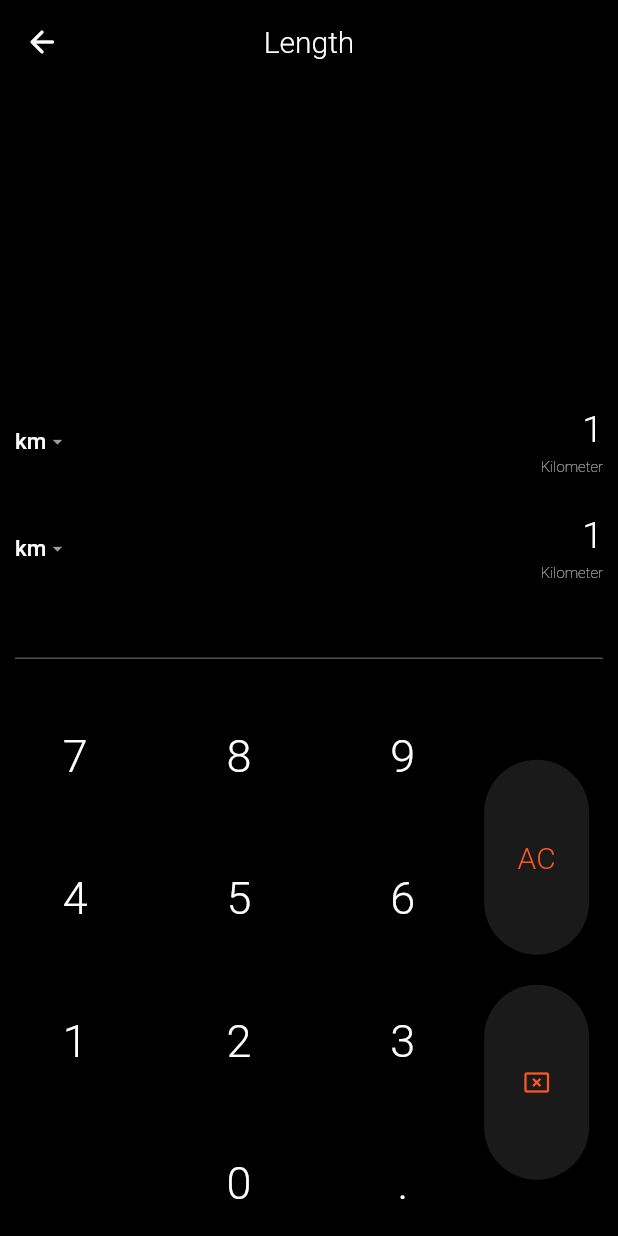
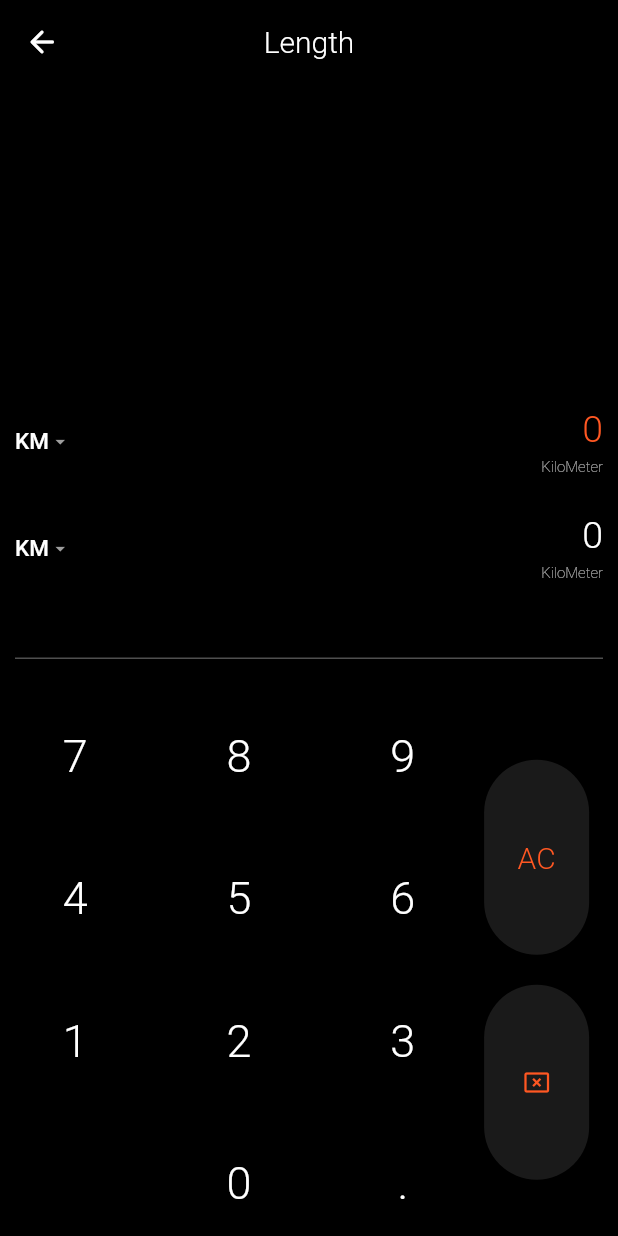
Before and after one commit to GunasekarnRagul/Unit_Calculator_App, a Flutter app: the screen it shows after launch, after a tap on the "cancel presentation" icon, on a phone screen of 412 x 824 dp. Run offline on Flutter 3.47's test engine with Material 3 defaults, Android fonts, the phone set to English and light mode, and no system bars; our stand-ins replace get, google_fonts; missing offline and left inert: bottom_picker; Roboto replaces fonts that are missing (Ubuntu).

Commit message:
some Changes

```diff
--- a/lib/cal_properties/Length.dart
+++ b/lib/cal_properties/Length.dart
@@ -15,23 +15,104 @@ class Length extends StatefulWidget {
 }
 
 class _LengthState extends State<Length> {
-  void _openPickerWithCustomPickerTextStyle(BuildContext context) {
+  Map<String, String> lenghtval = {
+    '0': 'KiloMeter KM',
+    '1': 'Decimeter DM',
+    '2': 'Centimeter CM',
+    '3': 'Millimeter MM',
+    '4': 'Micrometer µm',
+    '5': 'Pico-meter PM',
+    '6': 'Nautical Mile NMI',
+    '7': 'Mile MI',
+    '8': 'Furlong FUR',
+  };
+
+  Map<String, String> lenghtvalUnit = {
+    '0': 'KM',
+    '1': 'DM',
+    '2': 'CM',
+    '3': 'MM',
+    '4': 'µm',
+    '5': 'PM',
+    '6': 'NMI',
+    '7': 'MI',
+    '8': 'FUR',
+  };
+
+  Map<String, String> lenghtvalText = {
+    '0': 'KiloMeter',
+    '1': 'Decimeter',
+    '2': 'Centimeter',
+    '3': 'Millimeter',
+    '4': 'Micrometer',
+    '5': 'Pico-meter',
+    '6': 'Nautical Mile',
+    '7': 'Mile',
+    '8': 'Furlong',
+  };
+
+  late String lengthUnitUp = 'KM';
+  late String lengthUnitDowm = 'KM';
+
+  late String lengthUnitUpText = 'KiloMeter';
+  late String lengthUnitDowmText = 'KiloMeter';
+
+  late Color lengthUpTextColor = Colors.deepOrange;
+  late Color lengthDownTextColor = Colors.white;
+
+  late String upText = 'up';
+
+  late String calUpText = '0';
+  late String calDownText = '0';
+
+  void _openPickerWithCustomPickerTextStyle(
+      BuildContext context, String place) {
     BottomPicker(
       backgroundColor: Colors.black,
       buttonSingleColor: Colors.white,
       iconColor: Colors.black,
-      items: const [
-        Text('Leonardo DiCaprio'),
-        Text('Johnny Depp'),
-        Text('Robert De Niro'),
-        Text('Tom Hardy'),
-        Text('Ben Affleck'),
+      items: [
+        Text(lenghtval['0']!),
+        Text(lenghtval['1']!),
+        Text(lenghtval['2']!),
+        Text(lenghtval['3']!),
+        Text(lenghtval['4']!),
+        Text(lenghtval['5']!),
+        Text(lenghtval['6']!),
+        Text(lenghtval['7']!),
+        Text(lenghtval['8']!),
       ],
       title: 'Select Unit',
       pickerTextStyle: const TextStyle(
         color: Colors.white,
         fontWeight: FontWeight.bold,
       ),
+      onChange: (index) {
+        // print(index);
+
+        setState(() {
+          setState(() {
+            if (place == 'up') {
+              lengthUnitUp = lenghtvalUnit[index.toString()]!;
+              lengthUnitUpText = lenghtvalText[index.toString()]!;
+            } else if (place == 'down') {
+              lengthUnitDowm = lenghtvalUnit[index.toString()]!;
+              lengthUnitDowmText = lenghtvalText[index.toString()]!;
+            }
+          });
+        });
+      },
+      onSubmit: (index) {
+        setState(() {
+          if (place == 'up') {
+            lengthUnitUp = lenghtvalUnit[index.toString()]!;
+            lengthUnitUpText = lenghtvalText[index.toString()]!;
+          } else if (place == 'down') {
+            lengthUnitDowm = lenghtvalUnit[index.toString()]!;
+            lengthUnitDowmText = lenghtvalText[index.toString()]!;
+          }
+        });
+      },
       closeIconColor: Colors.white,
     ).show(context);
   }
@@ -83,11 +164,11 @@ class _LengthState extends State<Length> {
                         Dimensions.updateDimensions(context, 'h', 10)),
                     child: Column(
                       children: [
-                        buildRow(context),
+                        buildRow(context, 'up'),
                         SizedBox(
                           height: Dimensions.updateDimensions(context, 'h', 25),
                         ),
-                        buildRow(context),
+                        buildRow(context, 'down'),
                         SizedBox(
                           height: Dimensions.updateDimensions(context, 'h', 50),
                         ),
@@ -113,9 +194,9 @@ class _LengthState extends State<Length> {
                             Row(
                               mainAxisAlignment: MainAxisAlignment.spaceBetween,
                               children: [
-                                buildTextButton(context, '7', () => {}),
-                                buildTextButton(context, '8', () => {}),
-                                buildTextButton(context, '9', () => {}),
+                                buildTextButton(context, '7'),
+                                buildTextButton(context, '8'),
+                                buildTextButton(context, '9'),
                               ],
                             ),
                             SizedBox(
@@ -125,9 +206,9 @@ class _LengthState extends State<Length> {
                             Row(
                               mainAxisAlignment: MainAxisAlignment.spaceBetween,
                               children: [
-                                buildTextButton(context, '4', () => {}),
-                                buildTextButton(context, '5', () => {}),
-                                buildTextButton(context, '6', () => {}),
+                                buildTextButton(context, '4'),
+                                buildTextButton(context, '5'),
+                                buildTextButton(context, '6'),
                               ],
                             ),
                             SizedBox(
@@ -137,9 +218,9 @@ class _LengthState extends State<Length> {
                             Row(
                               mainAxisAlignment: MainAxisAlignment.spaceBetween,
                               children: [
-                                buildTextButton(context, '1', () => {}),
-                                buildTextButton(context, '2', () => {}),
-                                buildTextButton(context, '3', () => {}),
+                                buildTextButton(context, '1'),
+                                buildTextButton(context, '2'),
+                                buildTextButton(context, '3'),
                               ],
                             ),
                             SizedBox(
@@ -149,9 +230,9 @@ class _LengthState extends State<Length> {
                             Row(
                               mainAxisAlignment: MainAxisAlignment.spaceBetween,
                               children: [
-                                buildTextButton(context, '', () => {}),
-                                buildTextButton(context, '0', () => {}),
-                                buildTextButton(context, '.', () => {}),
+                                buildTextButton(context, ''),
+                                buildTextButton(context, '0'),
+                                buildTextButton(context, '.'),
                               ],
                             ),
                           ],
@@ -163,7 +244,7 @@ class _LengthState extends State<Length> {
                         child: Column(
                           children: [
                             TextButton(
-                              onPressed: () {},
+                              onPressed: () => _allClearText(),
                               style: ElevatedButton.styleFrom(
                                 foregroundColor: Colors.white,
                                 backgroundColor: Colors.white10, // Text color
@@ -193,7 +274,7 @@ class _LengthState extends State<Length> {
                                   Dimensions.updateDimensions(context, 'h', 20),
                             ),
                             TextButton(
-                                onPressed: () {},
+                                onPressed: () => _removeLastText(),
                                 style: ElevatedButton.styleFrom(
                                   foregroundColor: Colors.white,
                                   backgroundColor: Colors.white10, // Text color
@@ -207,12 +288,9 @@ class _LengthState extends State<Length> {
                                       horizontal: 1.0,
                                       vertical: 0.0), // Adjust padding
                                 ),
-                                child: IconButton(
-                                  onPressed: () {},
-                                  icon: const Icon(
+                                child: const Icon(
                                   Icons.cancel_presentation_outlined,
                                   color: Colors.deepOrange,
-                                  ),
                                 )),
                           ],
                         ),
@@ -226,12 +304,11 @@ class _LengthState extends State<Length> {
         ));
   }
 
-  Opacity buildTextButton(
-      BuildContext context, String text, Function function) {
+  Opacity buildTextButton(BuildContext context, String text) {
     return Opacity(
       opacity: (text.isNotEmpty) ? 1.0 : 0.0,
       child: TextButton(
-        onPressed: function as void Function(),
+        onPressed: () => _btnClicked(text),
         style: ElevatedButton.styleFrom(
           foregroundColor: Colors.white,
           backgroundColor: Colors.transparent, // Text color
@@ -255,19 +332,19 @@ class _LengthState extends State<Length> {
     );
   }
 
-  Row buildRow(BuildContext context) {
+  Row buildRow(BuildContext context, String place) {
     return Row(
       mainAxisAlignment: MainAxisAlignment.spaceBetween,
       children: [
         GestureDetector(
           onTap: () {
-            _openPickerWithCustomPickerTextStyle(context);
+            _openPickerWithCustomPickerTextStyle(context, place);
           },
           child: Row(
             children: [
               RichText(
                   text: TextSpan(
-                      text: 'km'.toString(),
+                      text: (place == 'up') ? lengthUnitUp : lengthUnitDowm,
                       style: GoogleFonts.ubuntu(
                           fontSize:
                               Dimensions.updateDimensions(context, 'w', 15),
@@ -281,29 +358,86 @@ class _LengthState extends State<Length> {
             ],
           ),
         ),
-        Column(
+        GestureDetector(
+          onTap: () {
+            _textColorChange(place);
+            (place == 'up') ? upText = 'up' : upText = 'down';
+          },
+          child: Column(
             crossAxisAlignment: CrossAxisAlignment.end,
             children: [
               RichText(
                   text: TextSpan(
-                    text: '1'.toString(),
+                      text: (place == 'up') ? calUpText : calDownText,
                       style: GoogleFonts.ubuntu(
-                        fontSize: Dimensions.updateDimensions(context, 'w', 25),
+                          fontSize:
+                              Dimensions.updateDimensions(context, 'w', 25),
                           fontWeight: FontWeight.w300,
-                        color: Colors.white))),
+                          color: (place == 'up')
+                              ? lengthUpTextColor
+                              : lengthDownTextColor))),
               SizedBox(
                 height: Dimensions.updateDimensions(context, 'h', 5),
               ),
               RichText(
                   text: TextSpan(
-                    text: 'Kilometer'.toString(),
+                      text: (place == 'up')
+                          ? lengthUnitUpText
+                          : lengthUnitDowmText,
                       style: GoogleFonts.ubuntu(
-                        fontSize: Dimensions.updateDimensions(context, 'w', 10),
+                          fontSize:
+                              Dimensions.updateDimensions(context, 'w', 10),
                           fontWeight: FontWeight.w100,
                           color: Colors.white70))),
             ],
+          ),
         )
       ],
     );
   }
+
+  void _textColorChange(String place) {
+    setState(() {
+      if (place == 'up') {
+        lengthUpTextColor = Colors.deepOrange;
+        lengthDownTextColor = Colors.white;
+      } else if (place == 'down') {
+        lengthDownTextColor = Colors.deepOrange;
+        lengthUpTextColor = Colors.white;
       }
+    });
+  }
+
+  _btnClicked(String text) {
+    setState(() {
+      calUpText == '0' && upText == 'up' ? calUpText = '' : null;
+      calDownText == '0' && upText == 'down' ? calDownText = "" : null;
+      if (upText == 'up') {
+        calUpText += text;
+      } else if (upText == 'down') {
+        calDownText += text;
+      }
+    });
+  }
+
+  _allClearText() {
+    setState(() {
+      calUpText = '0';
+      calDownText = '0';
+    });
+  }
+
+  _removeLastText() {
+    setState(() {
+      if (upText == 'up' && calUpText.length > 1) {
+        calUpText = calUpText.substring(0, calUpText.length - 1);
+      } else if (upText == 'down' && calDownText.length > 1) {
+        calDownText = calDownText.substring(0, calDownText.length - 1);
+      } else if (upText == 'up' && calUpText.length == 1) {
+        calUpText = '0'; // Set to '0' when the length is 1
+      } else if (upText == 'down' && calDownText.length == 1) {
+        calDownText = '0'; // Set to '0' when the length is 1
+      }
+    });
+  }
+}
```
Lines whose indentation alone changed are shown as unchanged.
